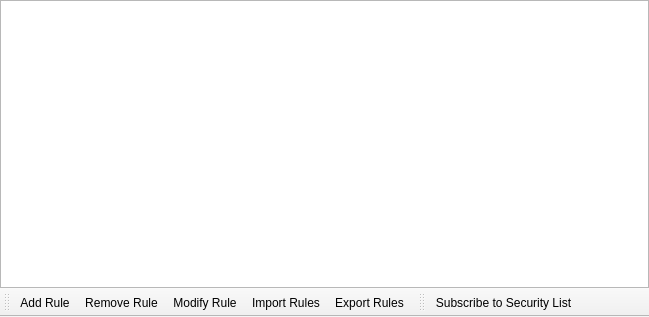
The window that Quazaa/UI/widgetsecurity.ui (c3c/quazaa) describes before a commit, drawn with Qt 5.
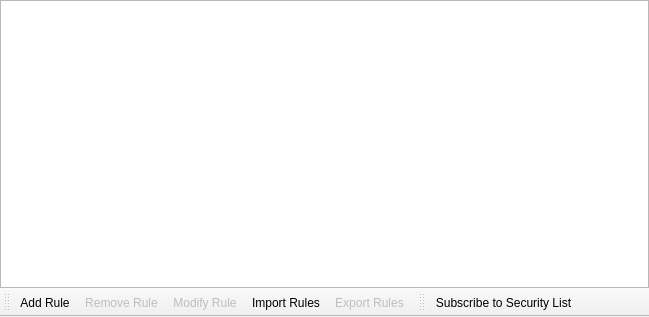
The same window after the commit. Icons and pictures are not drawn.

Commit message: Security Manager: Disabling/enabling of some actions when needed.

The edit to the form file:
```diff
--- a/Quazaa/UI/widgetsecurity.ui
+++ b/Quazaa/UI/widgetsecurity.ui
@@ -150,6 +150,9 @@
    </property>
   </action>
   <action name="actionSecurityRemoveRule">
+   <property name="enabled">
+    <bool>false</bool>
+   </property>
    <property name="icon">
     <iconset resource="../Resource.qrc">
      <normaloff>:/Resource/Security/RemoveRule.png</normaloff>:/Resource/Security/RemoveRule.png</iconset>
@@ -162,6 +165,9 @@
    </property>
   </action>
   <action name="actionSecurityModifyRule">
+   <property name="enabled">
+    <bool>false</bool>
+   </property>
    <property name="icon">
     <iconset resource="../Resource.qrc">
      <normaloff>:/Resource/Security/ModifyRule.png</normaloff>:/Resource/Security/ModifyRule.png</iconset>
@@ -186,6 +192,9 @@
    </property>
   </action>
   <action name="actionSecurityExportRules">
+   <property name="enabled">
+    <bool>false</bool>
+   </property>
    <property name="icon">
     <iconset resource="../Resource.qrc">
      <normaloff>:/Resource/Security/ExportRules.png</normaloff>:/Resource/Security/ExportRules.png</iconset>
```
The commit also changes 2 other files.
